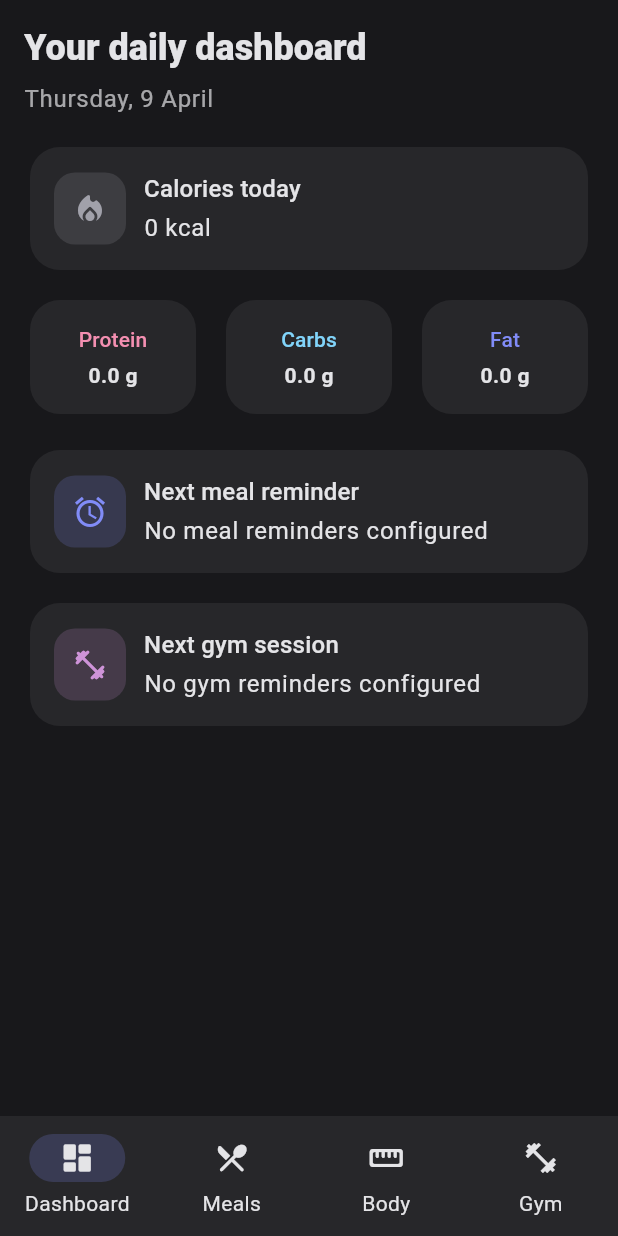
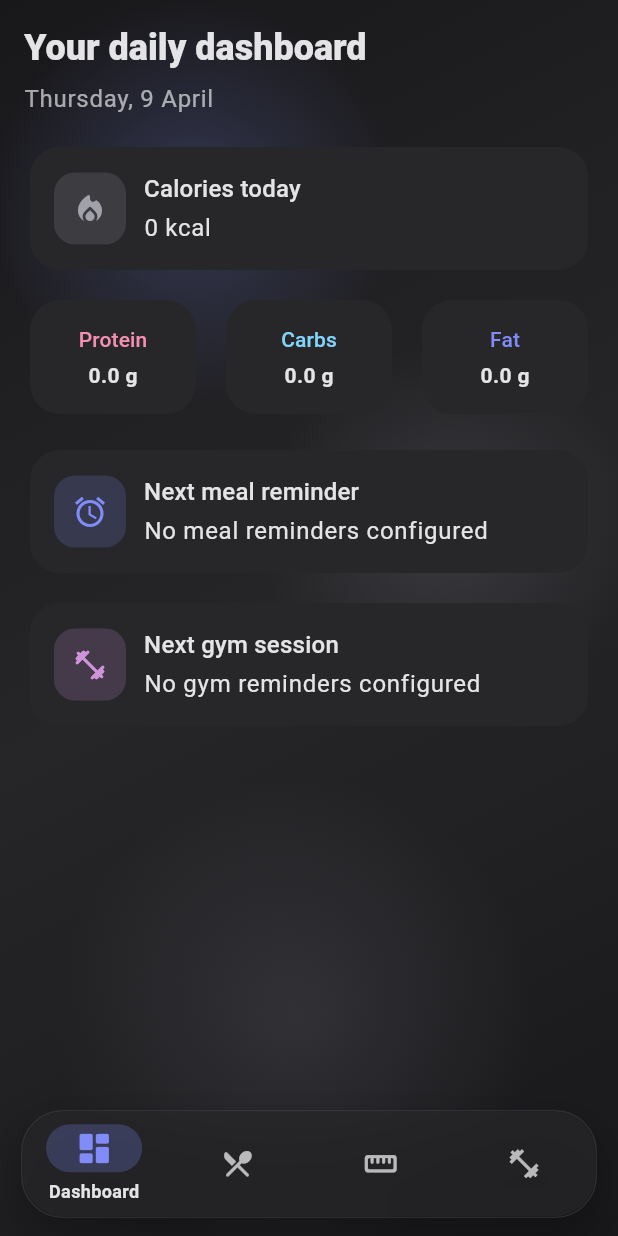
Before and after one commit to ndragun92/flutter-gym-app, a Flutter app: the screen it shows after launch, on a phone screen of 412 x 824 dp. Run offline on Flutter 3.47's test engine with Material 3 defaults, Android fonts, the phone set to English and light mode, and no system bars; our stand-ins replace flutter_local_notifications, flutter_timezone, image_picker, shared_preferences, timezone.

Commit message:
Make background color transparent for measurements, nutrition, and workout pages

```diff
--- a/lib/main.dart
+++ b/lib/main.dart
@@ -1,3 +1,5 @@
+import 'dart:ui';
+
 import 'package:flutter/material.dart';
 import 'package:provider/provider.dart';
 
@@ -44,27 +46,135 @@ class _RootShell extends StatefulWidget {
 class _RootShellState extends State<_RootShell> {
   int index = 0;
 
-  @override
-  Widget build(BuildContext context) {
-    final loading = context.watch<AppState>().isLoading;
+  Widget _buildDecorativeBackground(ThemeData theme) {
+    final colors = theme.colorScheme;
 
-    return Scaffold(
-      body: loading
-          ? const Center(child: CircularProgressIndicator())
-          : SafeArea(
-              child: IndexedStack(
-                index: index,
+    return IgnorePointer(
+      child: Stack(
+        fit: StackFit.expand,
         children: [
-                  const DashboardPage(),
-                  NutritionPage(isActive: index == 1),
-                  const MeasurementsPage(),
-                  const WorkoutPage(),
+          DecoratedBox(
+            decoration: BoxDecoration(
+              gradient: LinearGradient(
+                begin: Alignment.topLeft,
+                end: Alignment.bottomRight,
+                colors: [
+                  colors.background,
+                  colors.surface.withOpacity(0.92),
+                  colors.background,
                 ],
               ),
             ),
-      bottomNavigationBar: NavigationBar(
+          ),
+          Align(
+            alignment: const Alignment(-1.1, -1.0),
+            child: Container(
+              width: 270,
+              height: 270,
+              decoration: BoxDecoration(
+                shape: BoxShape.circle,
+                gradient: RadialGradient(
+                  colors: [
+                    colors.primary.withOpacity(0.22),
+                    colors.primary.withOpacity(0.0),
+                  ],
+                ),
+              ),
+            ),
+          ),
+          Align(
+            alignment: const Alignment(1.15, -0.2),
+            child: Container(
+              width: 250,
+              height: 250,
+              decoration: BoxDecoration(
+                shape: BoxShape.circle,
+                gradient: RadialGradient(
+                  colors: [
+                    colors.tertiary.withOpacity(0.16),
+                    colors.tertiary.withOpacity(0.0),
+                  ],
+                ),
+              ),
+            ),
+          ),
+          Align(
+            alignment: const Alignment(-0.2, 1.05),
+            child: Container(
+              width: 320,
+              height: 320,
+              decoration: BoxDecoration(
+                shape: BoxShape.circle,
+                gradient: RadialGradient(
+                  colors: [
+                    colors.secondary.withOpacity(0.14),
+                    colors.secondary.withOpacity(0.0),
+                  ],
+                ),
+              ),
+            ),
+          ),
+        ],
+      ),
+    );
+  }
+
+  Widget _buildBottomNav(ThemeData theme) {
+    final colors = theme.colorScheme;
+
+    return SafeArea(
+      minimum: const EdgeInsets.fromLTRB(14, 8, 14, 12),
+      child: Container(
+        decoration: BoxDecoration(
+          borderRadius: BorderRadius.circular(28),
+          border: Border.all(
+            color: colors.outlineVariant.withOpacity(0.55),
+            width: 1,
+          ),
+          boxShadow: [
+            BoxShadow(
+              color: Colors.black.withOpacity(0.28),
+              blurRadius: 24,
+              offset: const Offset(0, 12),
+            ),
+          ],
+        ),
+        child: ClipRRect(
+          borderRadius: BorderRadius.circular(28),
+          child: BackdropFilter(
+            filter: ImageFilter.blur(sigmaX: 14, sigmaY: 14),
+            child: NavigationBarTheme(
+              data: NavigationBarThemeData(
+                labelBehavior:
+                    NavigationDestinationLabelBehavior.onlyShowSelected,
+                indicatorColor: colors.primary.withOpacity(0.24),
+                labelTextStyle: WidgetStateProperty.resolveWith<TextStyle?>(
+                  (states) => TextStyle(
+                    fontSize: 12,
+                    fontWeight: states.contains(WidgetState.selected)
+                        ? FontWeight.w700
+                        : FontWeight.w500,
+                    color: states.contains(WidgetState.selected)
+                        ? colors.onSurface
+                        : colors.onSurface.withOpacity(0.74),
+                  ),
+                ),
+                iconTheme: WidgetStateProperty.resolveWith<IconThemeData?>(
+                  (states) => IconThemeData(
+                    size: states.contains(WidgetState.selected) ? 26 : 23,
+                    color: states.contains(WidgetState.selected)
+                        ? colors.primary
+                        : colors.onSurface.withOpacity(0.78),
+                  ),
+                ),
+              ),
+              child: NavigationBar(
                 selectedIndex: index,
-        onDestinationSelected: (newIndex) => setState(() => index = newIndex),
+                onDestinationSelected: (newIndex) =>
+                    setState(() => index = newIndex),
+                height: 70,
+                elevation: 0,
+                backgroundColor: colors.surface.withOpacity(0.72),
                 destinations: const [
                   NavigationDestination(
                     icon: Icon(Icons.dashboard_outlined),
@@ -88,6 +198,39 @@ class _RootShellState extends State<_RootShell> {
                   ),
                 ],
               ),
+            ),
+          ),
+        ),
+      ),
+    );
+  }
+
+  @override
+  Widget build(BuildContext context) {
+    final loading = context.watch<AppState>().isLoading;
+    final theme = Theme.of(context);
+
+    return Scaffold(
+      extendBody: true,
+      body: Stack(
+        children: [
+          _buildDecorativeBackground(theme),
+          loading
+              ? const Center(child: CircularProgressIndicator())
+              : SafeArea(
+                  child: IndexedStack(
+                    index: index,
+                    children: [
+                      const DashboardPage(),
+                      NutritionPage(isActive: index == 1),
+                      const MeasurementsPage(),
+                      const WorkoutPage(),
+                    ],
+                  ),
+                ),
+        ],
+      ),
+      bottomNavigationBar: _buildBottomNav(theme),
     );
   }
 }
--- a/lib/screens/measurements_page.dart
+++ b/lib/screens/measurements_page.dart
@@ -13,6 +13,7 @@ class MeasurementsPage extends StatelessWidget {
     final list = appState.bodyMeasurements;
 
     return Scaffold(
+      backgroundColor: Colors.transparent,
       body: ListView(
         padding: const EdgeInsets.all(16),
         children: [
--- a/lib/screens/nutrition_page.dart
+++ b/lib/screens/nutrition_page.dart
@@ -55,6 +55,7 @@ class _NutritionPageState extends State<NutritionPage> {
     ).colorScheme.onSurface.withOpacity(0.7);
 
     return Scaffold(
+      backgroundColor: Colors.transparent,
       body: ListView(
         padding: const EdgeInsets.all(16),
         children: [
--- a/lib/screens/workout_page.dart
+++ b/lib/screens/workout_page.dart
@@ -13,6 +13,7 @@ class WorkoutPage extends StatelessWidget {
     final appState = context.watch<AppState>();
 
     return Scaffold(
+      backgroundColor: Colors.transparent,
       body: ListView(
         padding: const EdgeInsets.all(16),
         children: [
```
Lines whose indentation alone changed are shown as unchanged.
